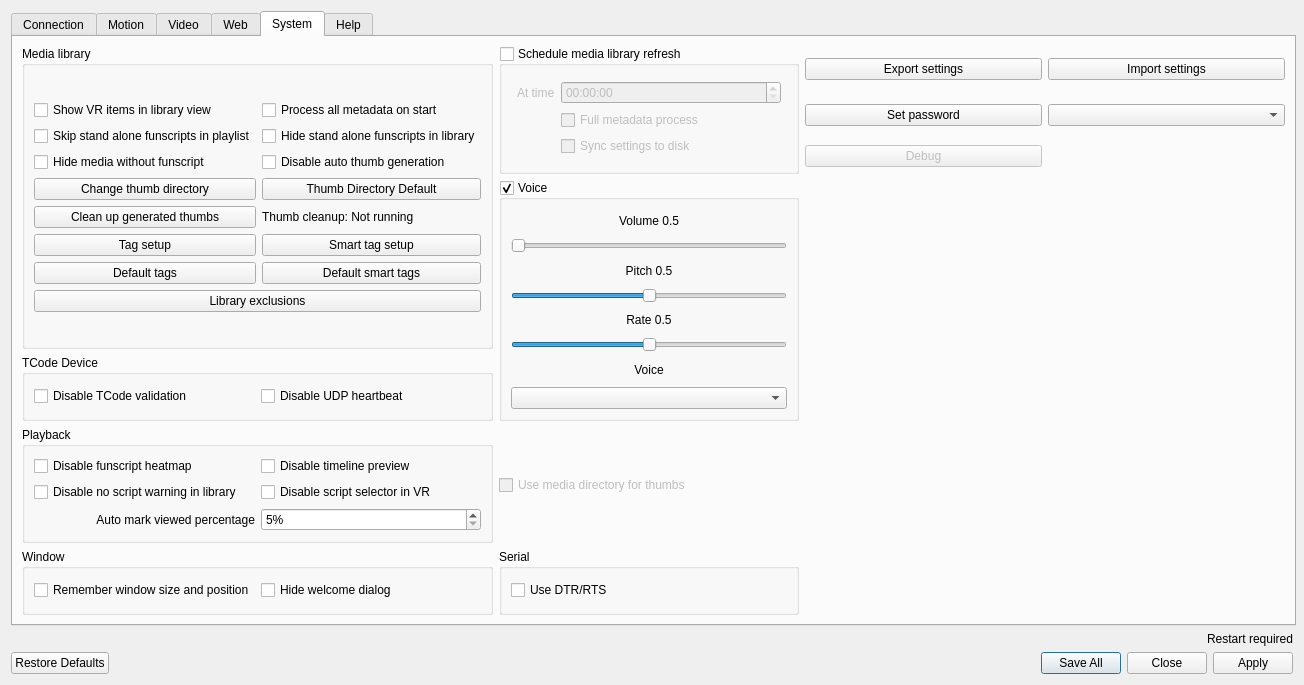
First picture: the form in src/settings.ui, repository jcfain/XTPlayer, before the edit.
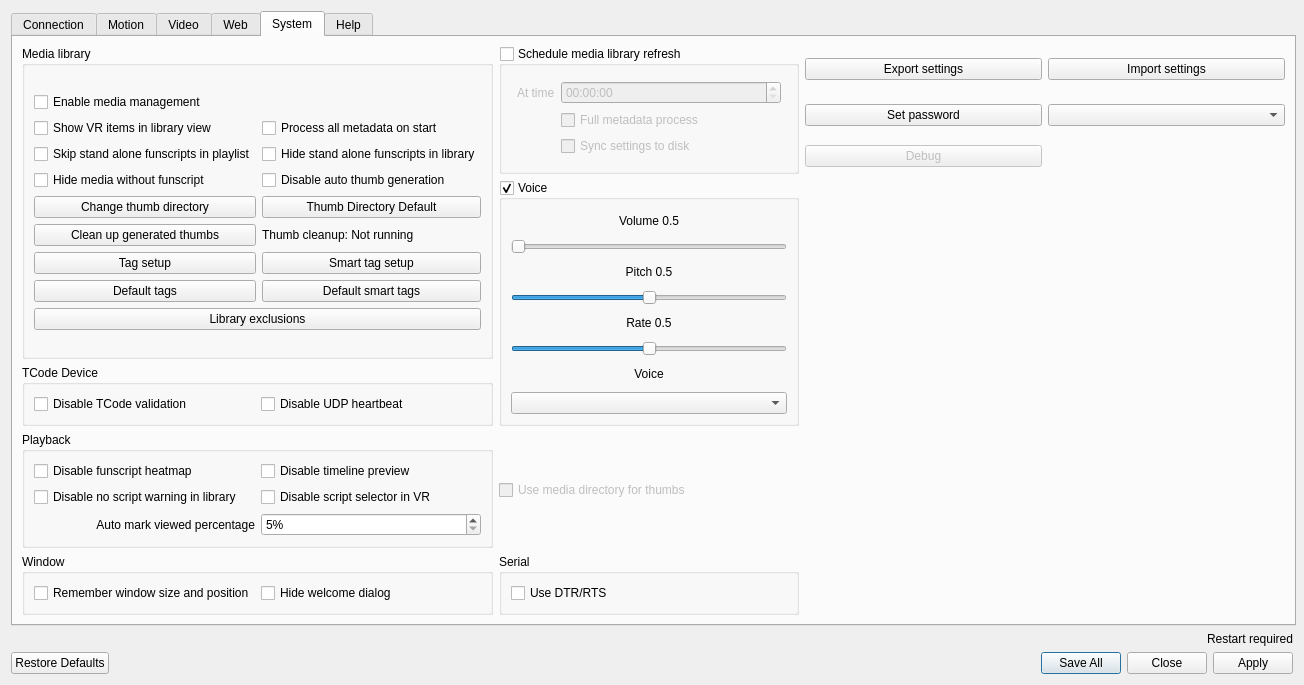
Second picture: the form after the edit. The open tabs and pages were chosen to show the change. Icons and pictures are not drawn.

Commit message:
Add toggle for media management.
Hopefully improve library list updates

Diff of the .ui file:
```diff
--- a/src/settings.ui
+++ b/src/settings.ui
@@ -1328,31 +1328,46 @@
          <layout class="QGridLayout" name="gridLayout_11">
           <item row="0" column="0">
            <layout class="QGridLayout" name="gridLayout_4">
-            <item row="0" column="0">
-             <widget class="QCheckBox" name="showVRInLibraryViewCheckbox">
+            <item row="6" column="1">
+             <widget class="QPushButton" name="smartTagButton">
+              <property name="toolTip">
+               <string>Smart tags will search the path for the tag and apply it to the metadata on media load.
+ Important: New tags will not take effect until metadata has been processed again.</string>
+              </property>
               <property name="text">
-               <string>Show VR items in library view</string>
+               <string>Smart tag setup</string>
               </property>
              </widget>
             </item>
-            <item row="0" column="1">
+            <item row="7" column="1">
+             <widget class="QPushButton" name="defaultSmartTagsButton">
+              <property name="text">
+               <string>Default smart tags</string>
+              </property>
+             </widget>
+            </item>
+            <item row="1" column="1">
              <widget class="QCheckBox" name="processMetadataOnStartChk">
               <property name="text">
                <string>Process all metadata on start</string>
               </property>
              </widget>
             </item>
-            <item row="1" column="0">
-             <widget class="QCheckBox" name="skipStandAloneFunscriptsInMainLibraryPlaylist">
-              <property name="toolTip">
-               <string>If checked, the library will skip playing standalone funscripts when the previous item finishes playing.</string>
+            <item row="6" column="0">
+             <widget class="QPushButton" name="tagSetupButton">
+              <property name="text">
+               <string>Tag setup</string>
               </property>
+             </widget>
+            </item>
+            <item row="7" column="0">
+             <widget class="QPushButton" name="defaultUserTagsButton">
               <property name="text">
-               <string>Skip stand alone funscripts in playlist</string>
+               <string>Default tags</string>
               </property>
              </widget>
             </item>
-            <item row="1" column="1">
+            <item row="2" column="1">
              <widget class="QCheckBox" name="showLoneFunscriptsInLibraryCheckbox">
               <property name="toolTip">
                <string>If checked, funscripts in your library folder will be shown if they do not have an associated video.</string>
@@ -1362,84 +1377,76 @@
               </property>
              </widget>
             </item>
+            <item row="1" column="0">
+             <widget class="QCheckBox" name="showVRInLibraryViewCheckbox">
+              <property name="text">
+               <string>Show VR items in library view</string>
+              </property>
+             </widget>
+            </item>
+            <item row="5" column="1">
+             <widget class="QLabel" name="cleanUpThumbsStatus">
+              <property name="text">
+               <string>Thumb cleanup: Not running</string>
+              </property>
+             </widget>
+            </item>
+            <item row="4" column="0">
+             <widget class="QPushButton" name="thumbDirButton">
+              <property name="text">
+               <string>Change thumb directory</string>
+              </property>
+             </widget>
+            </item>
             <item row="2" column="0">
+             <widget class="QCheckBox" name="skipStandAloneFunscriptsInMainLibraryPlaylist">
+              <property name="toolTip">
+               <string>If checked, the library will skip playing standalone funscripts when the previous item finishes playing.</string>
+              </property>
+              <property name="text">
+               <string>Skip stand alone funscripts in playlist</string>
+              </property>
+             </widget>
+            </item>
+            <item row="3" column="0">
              <widget class="QCheckBox" name="hideMediaWithoutFunscriptsCheckbox">
               <property name="text">
                <string>Hide media without funscript</string>
               </property>
              </widget>
             </item>
-            <item row="3" column="0">
-             <widget class="QPushButton" name="thumbDirButton">
+            <item row="3" column="1">
+             <widget class="QCheckBox" name="disableAutoThumbGenChk">
               <property name="text">
-               <string>Change thumb directory</string>
+               <string>Disable auto thumb generation</string>
               </property>
              </widget>
             </item>
-            <item row="3" column="1">
+            <item row="4" column="1">
              <widget class="QPushButton" name="thumbsDirDefaultButton">
               <property name="text">
                <string>Thumb Directory Default</string>
               </property>
              </widget>
             </item>
-            <item row="4" column="0">
+            <item row="5" column="0">
              <widget class="QPushButton" name="cleanupThumbsPushButton">
               <property name="text">
                <string>Clean up generated thumbs</string>
               </property>
              </widget>
             </item>
-            <item row="4" column="1">
-             <widget class="QLabel" name="cleanUpThumbsStatus">
-              <property name="text">
-               <string>Thumb cleanup: Not running</string>
-              </property>
-             </widget>
-            </item>
-            <item row="5" column="0">
-             <widget class="QPushButton" name="tagSetupButton">
-              <property name="text">
-               <string>Tag setup</string>
-              </property>
-             </widget>
-            </item>
-            <item row="5" column="1">
-             <widget class="QPushButton" name="smartTagButton">
-              <property name="toolTip">
-               <string>Smart tags will search the path for the tag and apply it to the metadata on media load.
- Important: New tags will not take effect until metadata has been processed again.</string>
-              </property>
-              <property name="text">
-               <string>Smart tag setup</string>
-              </property>
-             </widget>
-            </item>
-            <item row="6" column="0">
-             <widget class="QPushButton" name="defaultUserTagsButton">
-              <property name="text">
-               <string>Default tags</string>
-              </property>
-             </widget>
-            </item>
-            <item row="6" column="1">
-             <widget class="QPushButton" name="defaultSmartTagsButton">
-              <property name="text">
-               <string>Default smart tags</string>
-              </property>
-             </widget>
-            </item>
-            <item row="7" column="0" colspan="2">
+            <item row="8" column="0" colspan="2">
              <widget class="QPushButton" name="libraryExclusionsBtn">
               <property name="text">
                <string>Library exclusions</string>
               </property>
              </widget>
             </item>
-            <item row="2" column="1">
-             <widget class="QCheckBox" name="disableAutoThumbGenChk">
+            <item row="0" column="0">
+             <widget class="QCheckBox" name="mediaManagementChk">
               <property name="text">
-               <string>Disable auto thumb generation</string>
+               <string>Enable media management</string>
               </property>
              </widget>
             </item>
```
Left out of the diff: 56 changed lines with no effect on the pictures. The commit also changes 4 other files.
